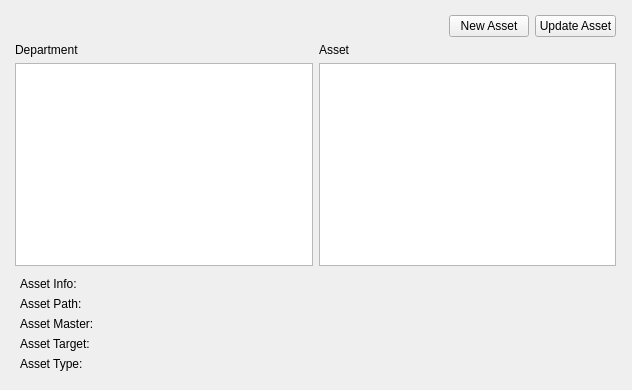
First picture: the form in scripts/PipelineManagementTools/gui/assetManager.ui, repository jw0z96/PipelineManagementTools, before the edit.
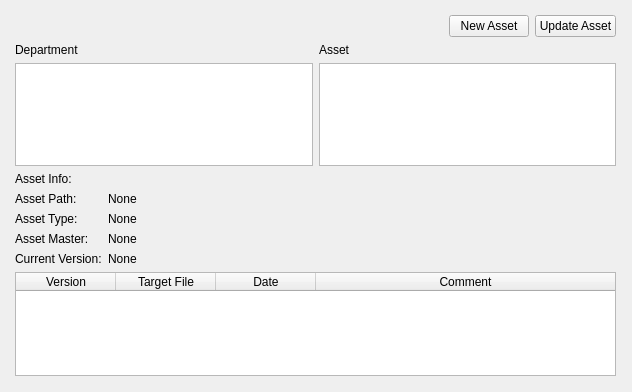
Second picture: the form after the edit.

Commit message: progress on asset info

```diff
--- a/scripts/PipelineManagementTools/gui/assetManager.ui
+++ b/scripts/PipelineManagementTools/gui/assetManager.ui
@@ -7,7 +7,7 @@
     <x>0</x>
     <y>0</y>
     <width>632</width>
-    <height>390</height>
+    <height>392</height>
    </rect>
   </property>
   <property name="sizePolicy">
@@ -92,11 +92,6 @@
      </layout>
     </item>
     <item>
-     <layout class="QVBoxLayout" name="verticalLayout_2">
-      <property name="margin">
-       <number>5</number>
-      </property>
-      <item>
        <layout class="QFormLayout" name="assetInfoFormLayout">
         <property name="fieldGrowthPolicy">
          <enum>QFormLayout::ExpandingFieldsGrow</enum>
@@ -118,55 +113,110 @@
         <item row="1" column="1">
          <widget class="QLabel" name="assetPathText">
           <property name="text">
-           <string/>
+         <string>None</string>
           </property>
          </widget>
         </item>
         <item row="2" column="0">
-         <widget class="QLabel" name="assetMasterLabel">
+       <widget class="QLabel" name="assetTypeLabel">
           <property name="text">
-           <string>Asset Master:</string>
+         <string>Asset Type:</string>
           </property>
          </widget>
         </item>
         <item row="2" column="1">
-         <widget class="QLabel" name="assetMasterText">
+       <widget class="QLabel" name="assetTypeText">
           <property name="text">
-           <string/>
+         <string>None</string>
           </property>
          </widget>
         </item>
         <item row="3" column="0">
-         <widget class="QLabel" name="assetTargetLabel">
+       <widget class="QLabel" name="assetMasterLabel">
           <property name="text">
-           <string>Asset Target:</string>
+         <string>Asset Master:</string>
           </property>
          </widget>
         </item>
         <item row="3" column="1">
-         <widget class="QLabel" name="assetTargetText">
+       <widget class="QLabel" name="assetMasterText">
           <property name="text">
-           <string/>
+         <string>None</string>
           </property>
          </widget>
         </item>
         <item row="4" column="0">
-         <widget class="QLabel" name="assetTypeLabel">
+       <widget class="QLabel" name="assetCurrentVersionLabel">
           <property name="text">
-           <string>Asset Type:</string>
+         <string>Current Version:</string>
           </property>
          </widget>
         </item>
         <item row="4" column="1">
-         <widget class="QLabel" name="assetTypeText">
+       <widget class="QLabel" name="assetCurrentVersionText">
           <property name="text">
-           <string/>
+         <string>None</string>
           </property>
          </widget>
         </item>
        </layout>
       </item>
-     </layout>
+    <item>
+     <widget class="QTableWidget" name="assetInfoTableWidget">
+      <property name="editTriggers">
+       <set>QAbstractItemView::NoEditTriggers</set>
+      </property>
+      <property name="dragDropOverwriteMode">
+       <bool>false</bool>
+      </property>
+      <property name="selectionMode">
+       <enum>QAbstractItemView::NoSelection</enum>
+      </property>
+      <property name="wordWrap">
+       <bool>true</bool>
+      </property>
+      <property name="cornerButtonEnabled">
+       <bool>false</bool>
+      </property>
+      <property name="rowCount">
+       <number>0</number>
+      </property>
+      <property name="columnCount">
+       <number>4</number>
+      </property>
+      <attribute name="horizontalHeaderVisible">
+       <bool>true</bool>
+      </attribute>
+      <attribute name="horizontalHeaderHighlightSections">
+       <bool>true</bool>
+      </attribute>
+      <attribute name="horizontalHeaderStretchLastSection">
+       <bool>true</bool>
+      </attribute>
+      <attribute name="verticalHeaderVisible">
+       <bool>false</bool>
+      </attribute>
+      <column>
+       <property name="text">
+        <string>Version</string>
+       </property>
+      </column>
+      <column>
+       <property name="text">
+        <string>Target File</string>
+       </property>
+      </column>
+      <column>
+       <property name="text">
+        <string>Date</string>
+       </property>
+      </column>
+      <column>
+       <property name="text">
+        <string>Comment</string>
+       </property>
+      </column>
+     </widget>
     </item>
    </layout>
   </widget>
```
Lines whose indentation alone changed are shown as unchanged. The commit also changes 3 other files.
